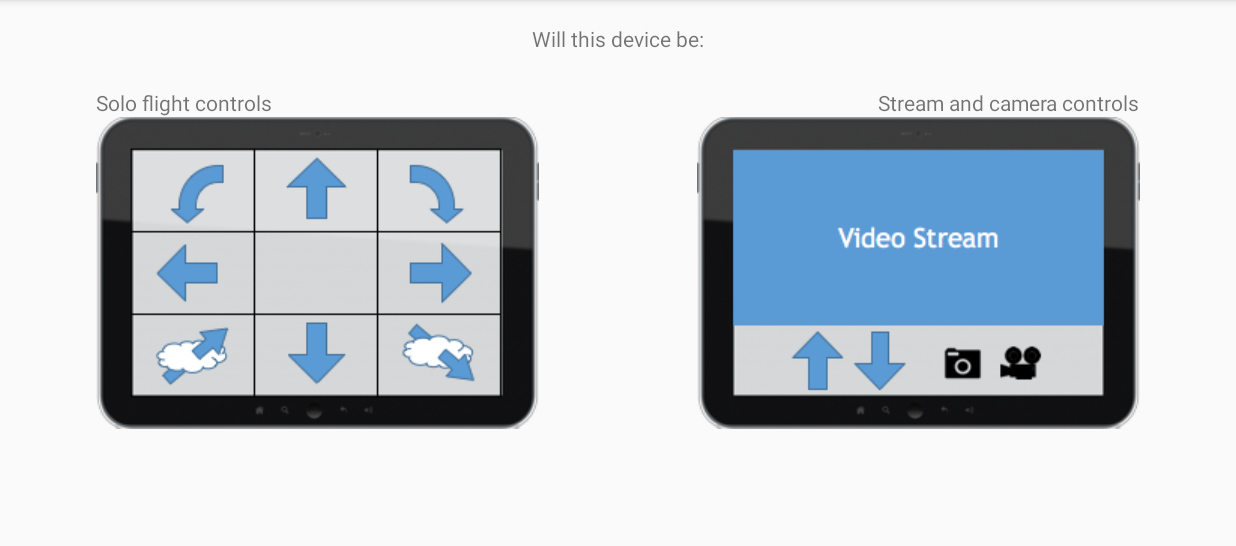
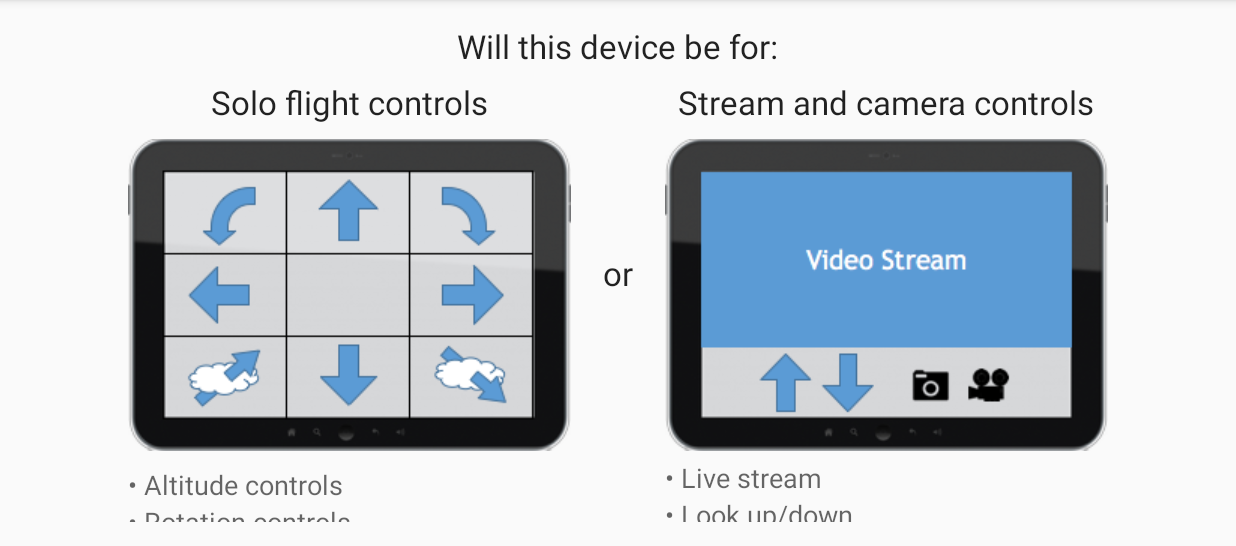
Before and after one commit to ChrisJLester/BC-SoloDualControls, an Android app: the screen it shows after launch (MainActivity), on a phone screen of 824 x 412 dp (held sideways), the part 72-618 px from its top. Run offline under Robolectric (Android 15) with nearby library versions, the phone set to English and light mode, and no system bars.

Commit message:
Added main menu

```diff
--- a/app/src/main/java/com/beaumont/chrisj/bc_solodualcontrols/MainActivity.java
+++ b/app/src/main/java/com/beaumont/chrisj/bc_solodualcontrols/MainActivity.java
@@ -2,6 +2,8 @@ package com.beaumont.chrisj.bc_solodualcontrols;
 
 import android.support.v7.app.AppCompatActivity;
 import android.os.Bundle;
+import android.view.View;
+import android.widget.Toast;
 
 public class MainActivity extends AppCompatActivity {
 
@@ -10,4 +12,8 @@ public class MainActivity extends AppCompatActivity {
         super.onCreate(savedInstanceState);
         setContentView(R.layout.activity_main);
     }
+
+    public void makeToast(View view){
+        Toast.makeText(getApplicationContext(), "Hello", Toast.LENGTH_SHORT).show();
+    }
 }
--- /dev/null
+++ b/app/src/main/res/drawable/circle.xml
@@ -0,0 +1,8 @@
+<?xml version="1.0" encoding="utf-8"?>
+<shape xmlns:android="http://schemas.android.com/apk/res/android" android:shape="rectangle">
+    <solid android:color="#f2f2f2"/>
+    <stroke
+        android:width="1dp"
+        android:color="#9999"/>
+    <corners android:radius="50dp"/>
+</shape>
--- a/app/src/main/res/layout/activity_main.xml
+++ b/app/src/main/res/layout/activity_main.xml
@@ -12,7 +12,8 @@
     <TextView
         android:layout_width="wrap_content"
         android:layout_height="wrap_content"
-        android:text="Will this device be:"
+        android:text="Will this device be for:"
+        android:textAppearance="?android:attr/textAppearanceLarge"
         android:layout_alignParentTop="true"
         android:layout_centerHorizontal="true"
         android:id="@+id/textView2" />
@@ -20,36 +21,141 @@
     <TextView
         android:layout_width="wrap_content"
         android:layout_height="wrap_content"
-        android:text="Solo flight controls"
-        android:id="@+id/textView"
-        android:layout_above="@+id/imageView"
+        android:text="or"
+        android:textAppearance="?android:attr/textAppearanceLarge"
+        android:layout_centerVertical="true"
+        android:layout_centerHorizontal="true"
+        android:id="@+id/textView" />
+
+    <RelativeLayout
+        android:layout_width="match_parent"
+        android:layout_height="match_parent"
         android:layout_alignParentLeft="true"
-        android:layout_alignParentStart="true" />
+        android:layout_alignParentStart="true"
+        android:layout_toLeftOf="@+id/textView"
+        android:layout_toStartOf="@+id/textView"
+        android:layout_below="@+id/textView2"
+        android:id="@+id/relativeLayout"
+        android:onClick="makeToast">
+
+        <ImageView
+            android:layout_width="match_parent"
+            android:layout_height="match_parent"
+            android:background="@drawable/circle"
+            android:layout_margin="100dp"/>
+
+        <ImageView
+            android:layout_width="wrap_content"
+            android:layout_height="wrap_content"
+            android:background="@drawable/flightcontrols"
+            android:layout_centerVertical="true"
+            android:layout_centerHorizontal="true"
+            android:id="@+id/imageView" />
 
         <TextView
             android:layout_width="wrap_content"
             android:layout_height="wrap_content"
-        android:text="Stream and camera controls"
+            android:text="Solo flight controls"
+            android:textAppearance="?android:attr/textAppearanceLarge"
+            android:layout_above="@+id/imageView"
+            android:layout_centerHorizontal="true"
+            android:layout_marginBottom="10dp"
+            android:id="@+id/textView7" />
+
+        <TextView
+            android:layout_width="wrap_content"
+            android:layout_height="wrap_content"
+            android:text="• Directional controls"
+            android:textAppearance="?android:attr/textAppearanceMedium"
             android:id="@+id/textView3"
-        android:layout_above="@+id/imageView2"
+            android:layout_below="@+id/textView4"
+            android:layout_alignLeft="@+id/textView4"
+            android:layout_alignStart="@+id/textView4" />
+
+        <TextView
+            android:layout_width="wrap_content"
+            android:layout_height="wrap_content"
+            android:text="• Rotation controls"
+            android:textAppearance="?android:attr/textAppearanceMedium"
+            android:id="@+id/textView4"
+            android:layout_below="@+id/textView8"
+            android:layout_alignLeft="@+id/textView8"
+            android:layout_alignStart="@+id/textView8" />
+
+        <TextView
+            android:layout_width="wrap_content"
+            android:layout_height="wrap_content"
+            android:text="• Altitude controls"
+            android:textAppearance="?android:attr/textAppearanceMedium"
+            android:layout_below="@+id/imageView"
+            android:layout_alignLeft="@+id/imageView"
+            android:layout_alignStart="@+id/imageView"
+            android:layout_marginTop="10dp"
+            android:id="@+id/textView8" />
+
+    </RelativeLayout>
+
+    <RelativeLayout
+        android:layout_width="match_parent"
+        android:layout_height="match_parent"
+        android:layout_toRightOf="@+id/textView"
+        android:layout_alignTop="@+id/relativeLayout"
         android:layout_alignParentRight="true"
-        android:layout_alignParentEnd="true" />
+        android:layout_alignParentEnd="true">
+
+        <ImageView
+            android:layout_width="match_parent"
+            android:layout_height="match_parent"
+            android:background="@drawable/circle"
+            android:layout_margin="100dp"/>
 
         <ImageView
             android:layout_width="wrap_content"
             android:layout_height="wrap_content"
-        android:id="@+id/imageView"
-        android:background="@drawable/flightcontrols"
+            android:background="@drawable/cameracontrols"
             android:layout_centerVertical="true"
-        android:layout_alignParentLeft="true"
-        android:layout_alignParentStart="true" />
+            android:layout_centerHorizontal="true"
+            android:id="@+id/imageView2" />
 
-    <ImageView
+        <TextView
+            android:layout_marginBottom="10dp"
             android:layout_width="wrap_content"
             android:layout_height="wrap_content"
-        android:id="@+id/imageView2"
-        android:background="@drawable/cameracontrols"
-        android:layout_alignTop="@+id/imageView"
-        android:layout_alignRight="@+id/textView3"
-        android:layout_alignEnd="@+id/textView3" />
+            android:text="Stream and camera controls"
+            android:textAppearance="?android:attr/textAppearanceLarge"
+            android:layout_above="@+id/imageView2"
+            android:layout_centerHorizontal="true" />
+
+        <TextView
+            android:layout_width="wrap_content"
+            android:layout_height="wrap_content"
+            android:text="• Live stream"
+            android:textAppearance="?android:attr/textAppearanceMedium"
+            android:layout_below="@+id/imageView2"
+            android:layout_alignLeft="@+id/imageView2"
+            android:layout_alignStart="@+id/imageView2"
+            android:layout_marginTop="5dp"
+            android:id="@+id/textView5" />
+
+        <TextView
+            android:layout_width="wrap_content"
+            android:layout_height="wrap_content"
+            android:text="• Look up/down"
+            android:textAppearance="?android:attr/textAppearanceMedium"
+            android:layout_below="@+id/textView5"
+            android:layout_alignLeft="@+id/textView5"
+            android:layout_alignStart="@+id/textView5"
+            android:id="@+id/textView6" />
+
+        <TextView
+            android:layout_width="wrap_content"
+            android:layout_height="wrap_content"
+            android:text="• Screenshot/Recording controls"
+            android:textAppearance="?android:attr/textAppearanceMedium"
+            android:layout_below="@+id/textView6"
+            android:layout_alignLeft="@+id/textView6"
+            android:layout_alignStart="@+id/textView6" />
+
     </RelativeLayout>
+
+</RelativeLayout>
```
Lines whose indentation alone changed are shown as unchanged.
